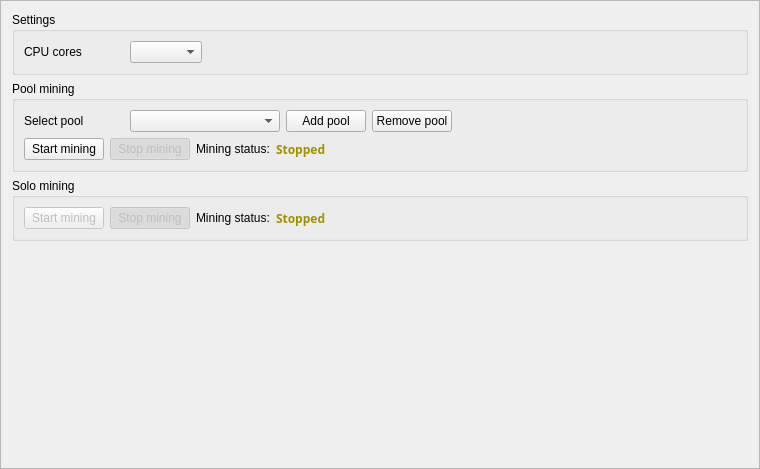
Before: the Qt Designer form src/gui/ui/miningframe.ui in aejontargaryen/FanGoldWallet, drawn with Qt 5.
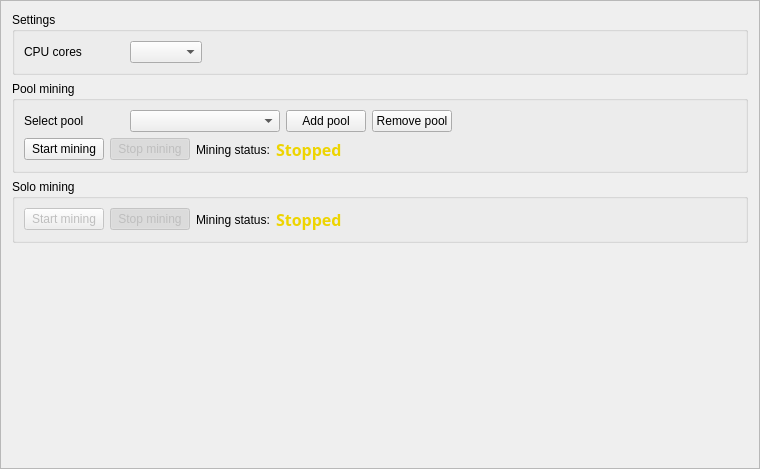
After: the same form once the commit is applied. Icons and pictures are not drawn.

```diff
--- a/src/gui/ui/miningframe.ui
+++ b/src/gui/ui/miningframe.ui
@@ -150,10 +150,18 @@
         </item>
         <item row="0" column="3">
          <widget class="QLabel" name="m_poolLabel">
+          <property name="font">
+           <font>
+            <family>Capsuula</family>
+            <pointsize>12</pointsize>
+            <weight>75</weight>
+            <bold>true</bold>
+           </font>
+          </property>
           <property name="styleSheet">
            <string notr="true">font-family: Capsuula;
 font-weight: bold;
-color: #9e9100;</string>
+color: rgb(237, 212, 0);</string>
           </property>
           <property name="text">
            <string>Stopped</string>
@@ -300,10 +308,18 @@
       </item>
       <item row="0" column="3">
        <widget class="QLabel" name="m_soloLabel">
+        <property name="font">
+         <font>
+          <family>Capsuula</family>
+          <pointsize>12</pointsize>
+          <weight>75</weight>
+          <bold>true</bold>
+         </font>
+        </property>
         <property name="styleSheet">
          <string notr="true">font-family: Capsuula;
 font-weight: bold;
-color: #9e9100;</string>
+color: rgb(237, 212, 0);</string>
         </property>
         <property name="text">
          <string>Stopped</string>
```
Left out of the diff: 2 changed lines with no effect on the pictures.
